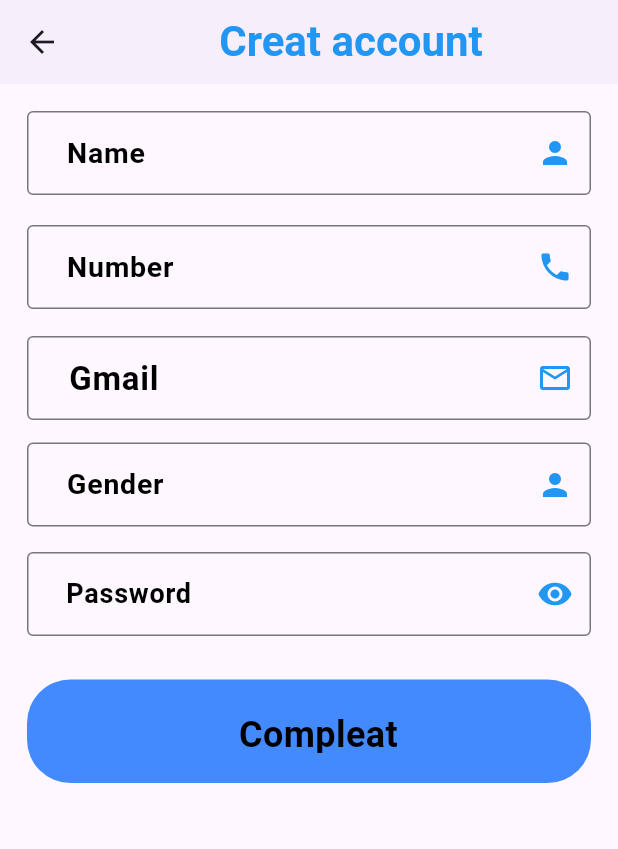
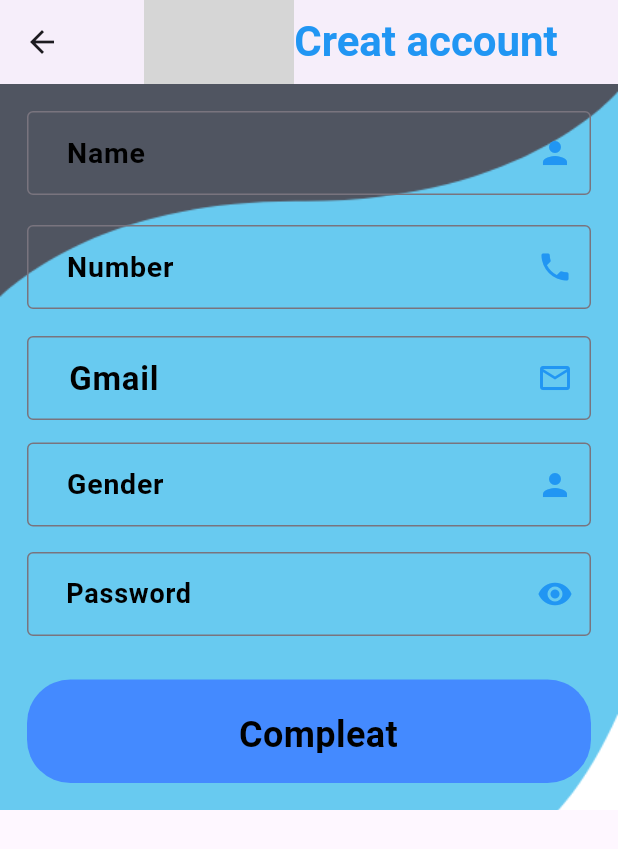
Before and after one commit to Ferdaus0001/courseApp, a Flutter app: the screen it shows after launch, after a tap on "SingUp", on a phone screen of 412 x 824 dp. Shown: the top 849 px of the screen. Run offline on Flutter 3.47's test engine with Material 3 defaults, Android fonts, the phone set to English and light mode, and no system bars; our stand-ins replace get, lottie, salomon_bottom_bar; network calls fail; grey boxes are pictures that could not be loaded.

Commit message:
add Containte  Image and  Singup image loging iamge

```diff
--- a/lib/CommantPage/CommantScreen.dart
+++ b/lib/CommantPage/CommantScreen.dart
@@ -13,6 +13,8 @@ class CommantScreen extends StatelessWidget {
         centerTitle: true,
       ),
 
+
+
     );
   }
 }
--- a/lib/LoginScreen/LoginScreen.dart
+++ b/lib/LoginScreen/LoginScreen.dart
@@ -6,17 +6,30 @@ import '../CountanerScreen/CountanerScreen.dart';
 import '../Sing Screen/SingScreen.dart';
 
 
-class LoginScreen extends StatelessWidget {
+class LoginScreen extends StatefulWidget {
   const LoginScreen({super.key});
 
+  @override
+  State<LoginScreen> createState() => _LoginScreenState();
+}
+
+class _LoginScreenState extends State<LoginScreen> {
   @override
   Widget build(BuildContext context) {
     return Scaffold(
       appBar: AppBar(
         elevation: 1,
         title: Row(
+
           mainAxisAlignment: MainAxisAlignment.center,
           children: [
+            CircleAvatar(
+              backgroundImage: AssetImage('assets/Image/postman_online_4.jpg',),
+              radius: 50,
+
+
+            ),
+
             Text.rich(TextSpan(
               text: 'Loing',
               style: TextStyle(
@@ -27,12 +40,21 @@ class LoginScreen extends StatelessWidget {
           ],
         ),
       ),
-      body: Center(
+      body: Container(
+          decoration: BoxDecoration(
+              image: DecorationImage(
+                image: AssetImage('assets/Image/register.png',),
+                fit: BoxFit.cover,
+              ),
+          ),
+
+        child: Center(
           child: Padding(
             padding: const EdgeInsets.all(18.0),
             child: Column(
               mainAxisAlignment: MainAxisAlignment.center,
               children: [
+
                 TextFormField(
 
                   decoration: InputDecoration(
@@ -109,6 +131,7 @@ class LoginScreen extends StatelessWidget {
             ),
           ),
         ),
+      ),
     );
   }
 }
--- a/lib/RountPage/AccountScreen.dart
+++ b/lib/RountPage/AccountScreen.dart
@@ -10,7 +10,8 @@ class AccountScreen extends StatelessWidget {
     return Scaffold(
 
 
-    body:  Padding(
+    body:  SingleChildScrollView(
+      child: Padding(
         padding: const EdgeInsets.all(11.0),
         child: Column(
 
@@ -93,6 +94,7 @@ class AccountScreen extends StatelessWidget {
 
         ),
       ),
+    ),
 
     );
   }
--- a/lib/Sing Screen/SingScreen.dart
+++ b/lib/Sing Screen/SingScreen.dart
@@ -4,17 +4,29 @@ import 'package:get/get_core/src/get_main.dart';
 
 import '../CountanerScreen/CountanerScreen.dart';
 
-class SingUpScreen extends StatelessWidget {
+class SingUpScreen extends StatefulWidget {
   const SingUpScreen({super.key});
 
+  @override
+  State<SingUpScreen> createState() => _SingUpScreenState();
+}
+
+class _SingUpScreenState extends State<SingUpScreen> {
   @override
   Widget build(BuildContext context) {
     return Scaffold(
       appBar: AppBar(
         elevation: 1,
         title: Row(
+
           mainAxisAlignment: MainAxisAlignment.center,
           children: [
+            CircleAvatar(
+              backgroundImage: AssetImage('assets/Image/2885309.jpg',),
+              radius: 50,
+
+
+            ),
             Text.rich(TextSpan(
               text: 'Creat account',
               style: TextStyle(
@@ -25,7 +37,14 @@ class SingUpScreen extends StatelessWidget {
           ],
         ),
       ),
-      body: SingleChildScrollView(
+      body: Container(
+        decoration: BoxDecoration(
+          image: DecorationImage(
+            image: AssetImage('assets/Image/register.png',),
+            fit: BoxFit.cover,
+          ),
+        ),
+        child: SingleChildScrollView(
 
           child: Center(
             child: Padding(
@@ -186,6 +205,7 @@ class SingUpScreen extends StatelessWidget {
             ),
           ),
         ),
+      ),
     );
   }
 }
```
Also changed, not shown: lib/VideoHomePage/VideoScreen.dart (+49 -0 lines), assets/Image/login.png1.png (added), assets/Image/register.png (added). Lines whose indentation alone changed are shown as unchanged.
